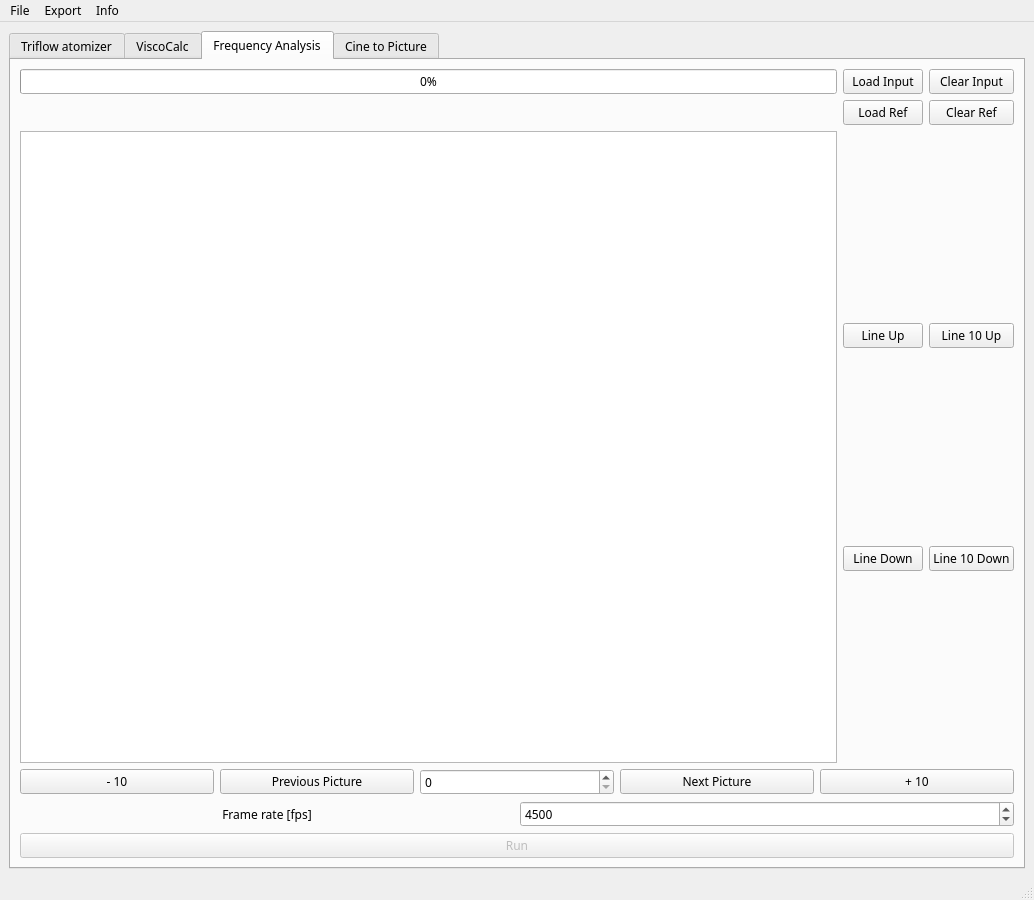
The window that GUI/mainWindow.ui (realize-1337/Atomizer-Toolbox) describes before a commit, drawn with Qt 5.
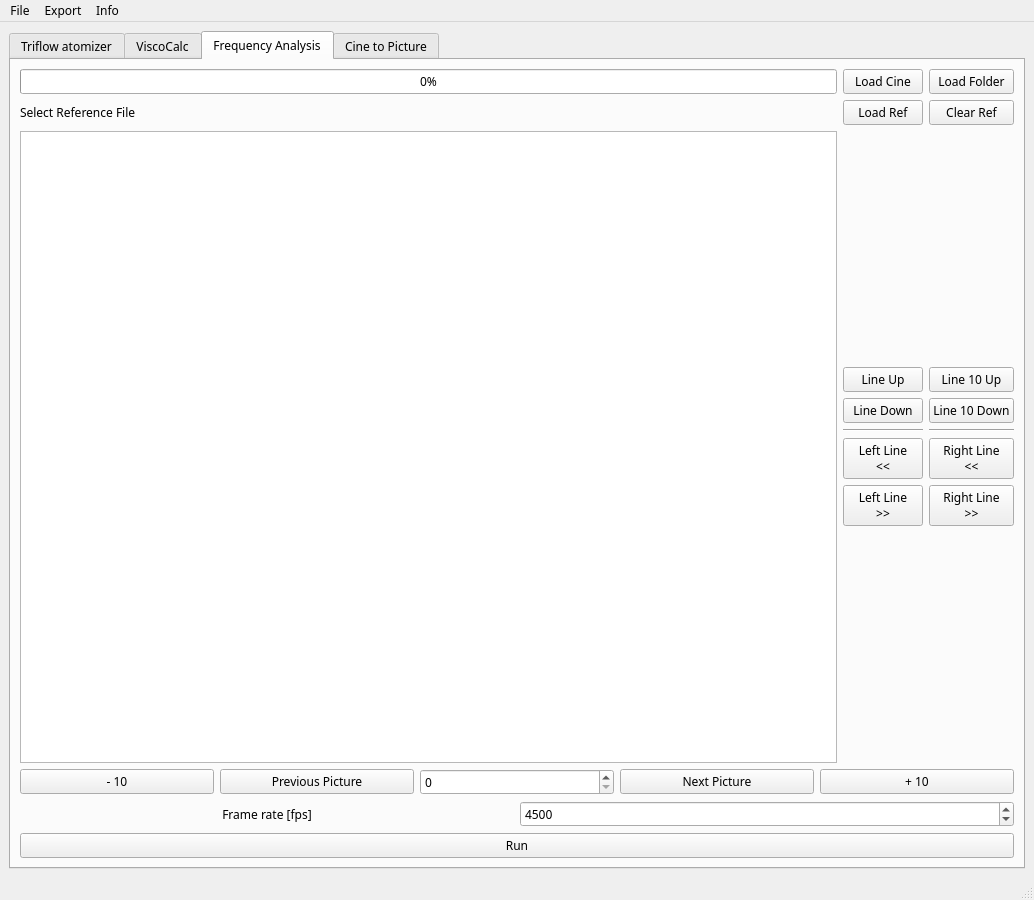
The same window after the commit. The open tabs and pages were chosen to show the change.

Patch:
```diff
--- a/GUI/mainWindow.ui
+++ b/GUI/mainWindow.ui
@@ -26,7 +26,7 @@
   </property>
   <widget class="QWidget" name="centralwidget">
    <layout class="QGridLayout" name="gridLayout">
-    <item row="1" column="0">
+    <item row="0" column="0">
      <widget class="QTabWidget" name="tabWidget">
       <property name="currentIndex">
        <number>0</number>
@@ -1364,7 +1364,7 @@
           <item row="1" column="2">
            <widget class="QPushButton" name="clearInput">
             <property name="text">
-             <string>Clear Input</string>
+             <string>Load Folder</string>
             </property>
            </widget>
           </item>
@@ -1378,7 +1378,7 @@
           <item row="1" column="1">
            <widget class="QPushButton" name="loadInput">
             <property name="text">
-             <string>Load Input</string>
+             <string>Load Cine</string>
             </property>
            </widget>
           </item>
@@ -1411,6 +1411,8 @@
           <item row="3" column="1">
            <layout class="QVBoxLayout" name="verticalLayout">
             <item>
+             <layout class="QVBoxLayout" name="verticalLayout_3">
+              <item>
              <widget class="QPushButton" name="lineUp">
               <property name="text">
                <string>Line Up</string>
@@ -1424,11 +1426,38 @@
               </property>
              </widget>
             </item>
+              <item>
+               <widget class="Line" name="line">
+                <property name="orientation">
+                 <enum>Qt::Horizontal</enum>
+                </property>
+               </widget>
+              </item>
+              <item>
+               <widget class="QPushButton" name="LLL">
+                <property name="text">
+                 <string>Left Line
+&lt;&lt;</string>
+                </property>
+               </widget>
+              </item>
+              <item>
+               <widget class="QPushButton" name="LLR">
+                <property name="text">
+                 <string>Left Line
+&gt;&gt;</string>
+                </property>
+               </widget>
+              </item>
+             </layout>
+            </item>
            </layout>
           </item>
           <item row="3" column="2">
            <layout class="QVBoxLayout" name="verticalLayout_2">
             <item>
+             <layout class="QVBoxLayout" name="verticalLayout_8">
+              <item>
              <widget class="QPushButton" name="line10Up">
               <property name="text">
                <string>Line 10 Up</string>
@@ -1442,14 +1471,46 @@
               </property>
              </widget>
             </item>
-           </layout>
+              <item>
+               <widget class="Line" name="line_5">
+                <property name="orientation">
+                 <enum>Qt::Horizontal</enum>
+                </property>
+               </widget>
+              </item>
+              <item>
+               <widget class="QPushButton" name="RLL">
+                <property name="text">
+                 <string>Right Line 
+&lt;&lt;</string>
+                </property>
+               </widget>
+              </item>
+              <item>
+               <widget class="QPushButton" name="RLR">
+                <property name="text">
+                 <string>Right Line
+&gt;&gt;</string>
+                </property>
+               </widget>
+              </item>
+             </layout>
+            </item>
+           </layout>
+          </item>
+          <item row="2" column="0">
+           <widget class="QLabel" name="currentRef">
+            <property name="text">
+             <string>Select Reference File</string>
+            </property>
+           </widget>
           </item>
          </layout>
         </item>
         <item row="3" column="0">
          <widget class="QPushButton" name="freqRun">
           <property name="enabled">
-           <bool>false</bool>
+           <bool>true</bool>
           </property>
           <property name="text">
            <string>Run</string>
```
Left out of the diff: 4 changed lines with no effect on the pictures. Lines whose indentation alone changed are shown as unchanged.
